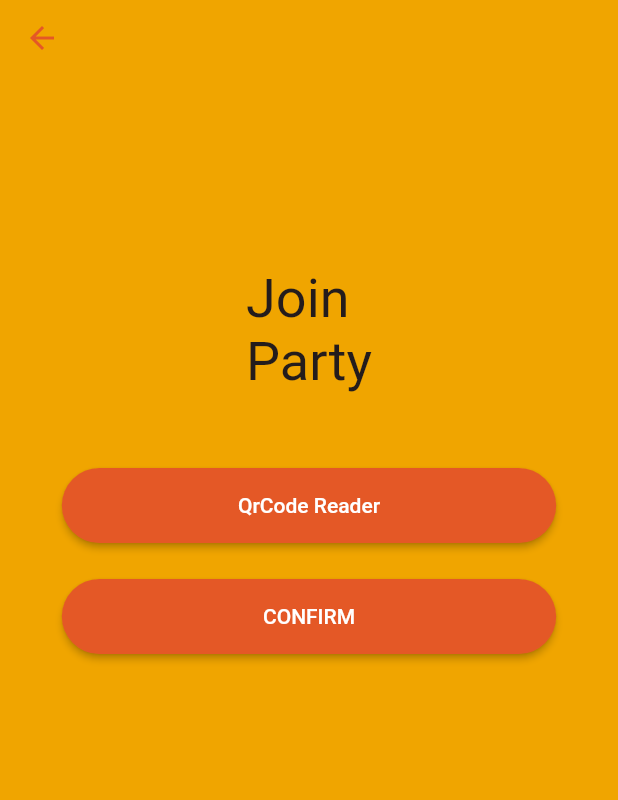
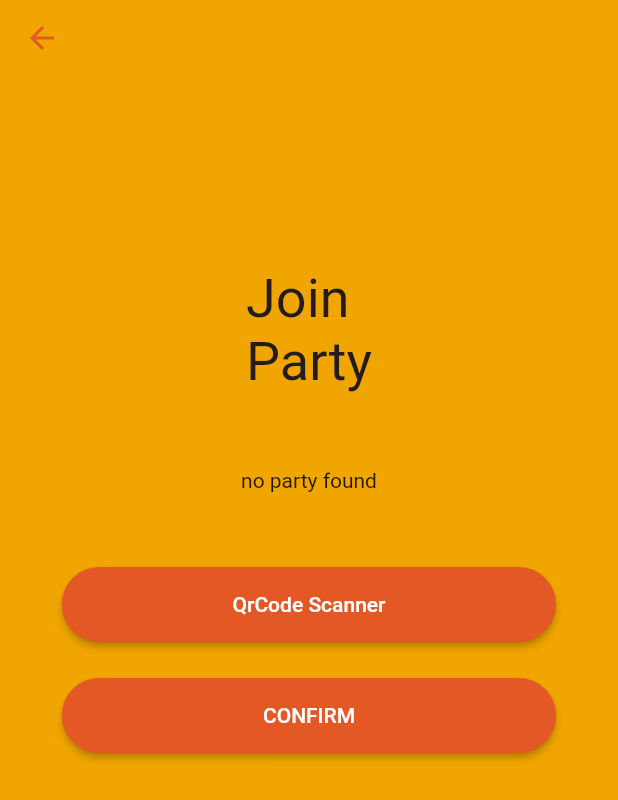
Before and after one commit to pedro-lamego/AI, a Flutter app: the JoinParty screen opened by its route, on a phone screen of 412 x 824 dp. Shown: the top 800 px of the screen. Run offline on Flutter 3.47's test engine with Material 2 defaults, Android fonts, the phone set to English and light mode, and no system bars; our stand-ins replace cloud_firestore, cloud_functions, connectivity, firebase_auth, firebase_core, firebase_storage and 4 more; missing offline and left inert: mobile_scanner, random_avatar; accounts and stored records are empty; generated files the repository leaves out were written again.

Commit message:
JoinParty screen dont update after receiving qrCode value

```diff
--- a/myapp/lib/home/party/screens/JoinParty.dart
+++ b/myapp/lib/home/party/screens/JoinParty.dart
@@ -11,6 +11,8 @@ import 'package:myapp/home/party/screens/QRCodeReader.dart';
 class JoinParty extends ConsumerWidget {
   static const route = '/joinParty';
   JoinParty({Key key}) : super(key: key);
+
+  String _QRcodeScanned='no party found';
 
   @override
   Widget build(BuildContext context, WidgetRef ref) {
@@ -31,14 +33,15 @@ class JoinParty extends ConsumerWidget {
                       color: Theme.of(context).hintColor, fontSize: 36),
                 ),
                 SizedBox(height: 50),
+                Text(
+                  _QRcodeScanned //this is where the party ID should be
+                ),
+                SizedBox(height: 50),
                 PressedButton(
                   onPressed: () {
-                    Navigator.push(
-                      context,
-                      MaterialPageRoute(builder: (context) => QRCodeReader()),
-                    );
+                   _awaitQRCodeScannerReturn(context);
                   },
-                  child: Text("QrCode Reader"),
+                  child: Text("QrCode Scanner"),
                 ),
                 SizedBox(height: 24),
                 PressedButton(
@@ -56,4 +59,12 @@ class JoinParty extends ConsumerWidget {
       ),
     );
   }
+  void _awaitQRCodeScannerReturn(BuildContext context) async {
+    final qRCode = await Navigator.push(
+      context,
+      MaterialPageRoute(builder: (context) => QRCodeReader()),
+    );
+    _QRcodeScanned = qRCode;
+    print('\n\n############this is the QRcode readed :' + _QRcodeScanned + '################\n\n\ ');
+  }
 }
--- a/myapp/lib/home/party/screens/QRCodeReader.dart
+++ b/myapp/lib/home/party/screens/QRCodeReader.dart
@@ -67,7 +67,7 @@ class _ReaderState extends State <QRCodeReader> with SingleTickerProviderStateMi
             onDetect: (barcode, args) {
               final String code = barcode.rawValue;
               debugPrint('Barcode found! $code');
-              //TODO: exit scanner and send barcode to the previous page.
+              Navigator.pop(context, code);
             }));
   }
 }
--- a/myapp/pubspec.yaml
+++ b/myapp/pubspec.yaml
@@ -18,7 +18,6 @@ dependencies:
   path_provider: ^2.0.2
   random_avatar: ^0.0.5
   qr_flutter: ^4.0.0
-  qr_code_scanner: ^0.7.0
   mobile_scanner: ^1.0.0
   flutter:
     sdk: flutter
```
Also changed, not shown: myapp/pubspec.lock.
